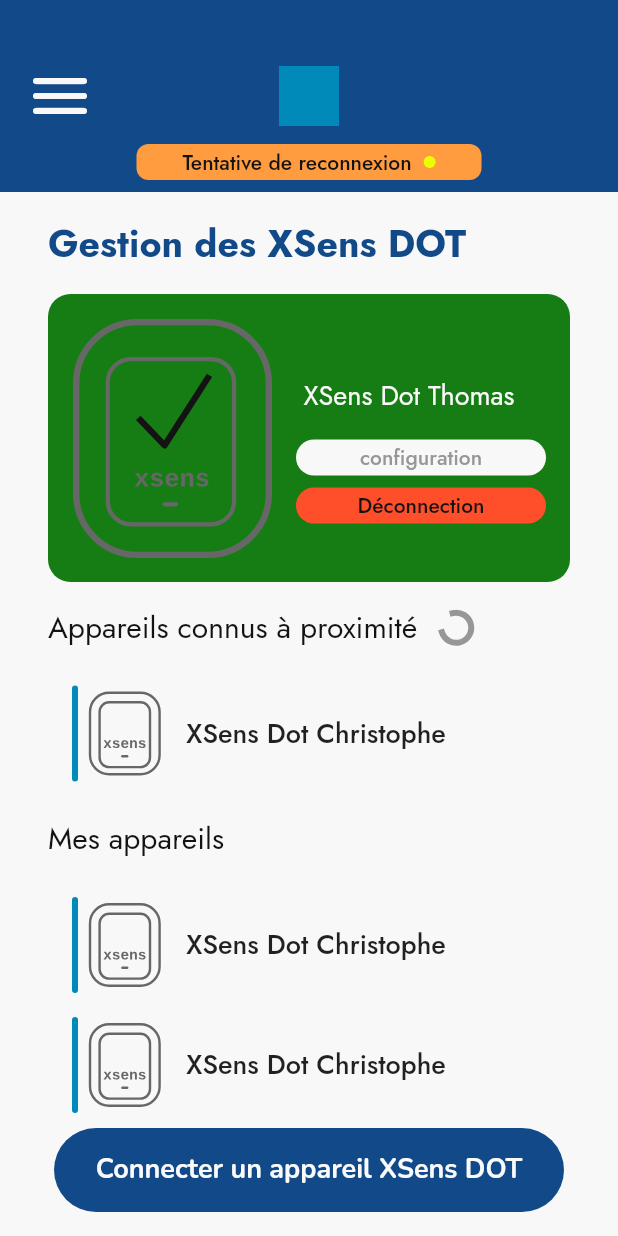
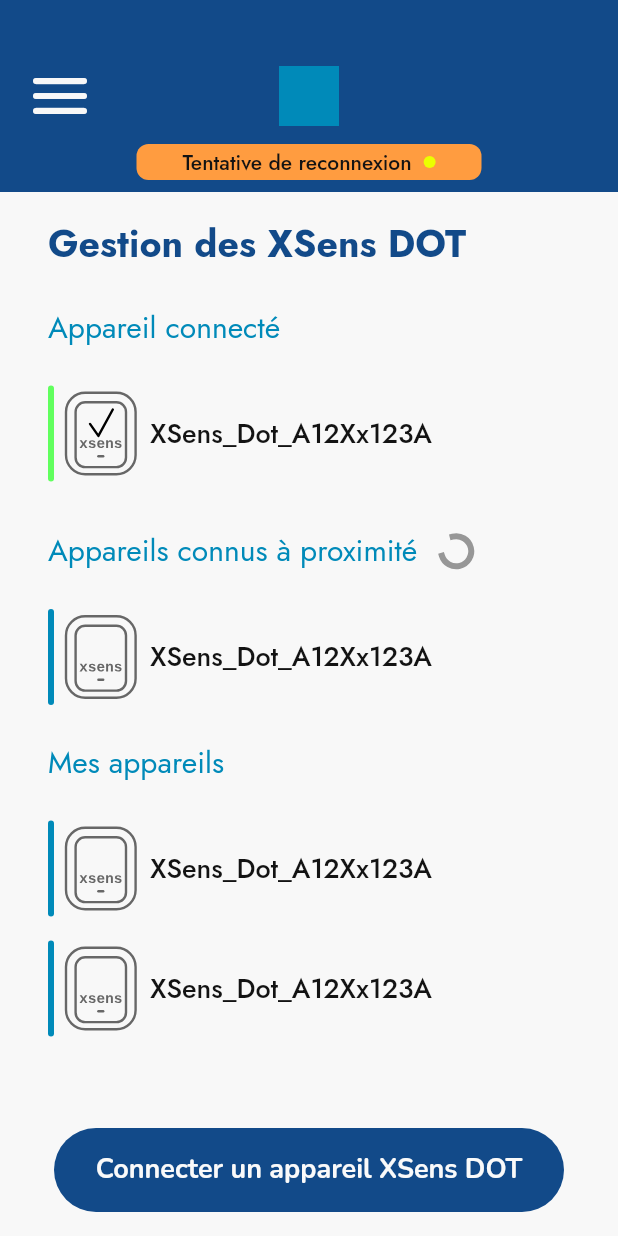
Before and after one commit to s2mLab/figure_skating_jumps, a Flutter app: the ConnectionDotView screen opened directly, on a phone screen of 412 x 824 dp. Run offline on Flutter 3.47's test engine with Material 2 defaults, Android fonts, the phone set to English and light mode, and no system bars; our stand-ins replace firebase_core, flutter_svg, fluttertoast; accounts and stored records are empty; generated files the repository leaves out were written again.

Commit message:
refactor of element connected state + begin configure dialog

```diff
--- a/lib/constants/colors.dart
+++ b/lib/constants/colors.dart
@@ -19,7 +19,6 @@ const paleText = Color(0xFFFAFAFA); // White text
 const discreetText = Color(0xFF979797); // Guidance/tooltip/disabled text
 const darkText = Color(0xFF131313); // Black text
 
-const dotConnection = Color(0xFF167D14); // Dot good connection
 const confirm = Color(0xFF167D14);
 
 const connectedXSensDotButtonForeground = Color(0xFF00BEFF);
--- a/lib/constants/lang_fr.dart
+++ b/lib/constants/lang_fr.dart
@@ -11,6 +11,7 @@ const String connectionStateMessageDisconnected = "XSens DOT déconnecté";
 // widgets/layout/dot_connected
 const String myDevices = "Mes appareils";
 const String knownDevicesNear = "Appareils connus à proximité";
+const String connectedDevice = "Appareil connecté";
 
 // widgets/layout/no_dot_connected
 const String noConnectionMessage =
--- a/lib/interfaces/bluetooth_discovery_subscriber.dart
+++ b/lib/interfaces/i_bluetooth_discovery_subscriber.dart
@@ -1,5 +1,5 @@
 import '../models/bluetooth_device.dart';
 
-abstract class BluetoothDiscoverySubscriber {
+abstract class IBluetoothDiscoverySubscriber {
   void onBluetoothDeviceListChange(List<BluetoothDevice> devices);
 }
--- a/lib/interfaces/x_sens_state_subscriber.dart
+++ b/lib/interfaces/i_x_sens_state_subscriber.dart
@@ -1,5 +1,5 @@
 import '../enums/x_sens_connection_state.dart';
 
-abstract class XSensStateSubscriber {
+abstract class IXSensStateSubscriber {
   void onStateChange(XSensConnectionState state);
 }
--- a/lib/services/bluetooth_discovery.dart
+++ b/lib/services/bluetooth_discovery.dart
@@ -1,4 +1,4 @@
-import 'package:figure_skating_jumps/interfaces/bluetooth_discovery_subscriber.dart';
+import 'package:figure_skating_jumps/interfaces/i_bluetooth_discovery_subscriber.dart';
 import 'package:figure_skating_jumps/models/bluetooth_device.dart';
 
 class BluetoothDiscovery {
@@ -6,7 +6,7 @@ class BluetoothDiscovery {
       BluetoothDevice('XSens_Dot_A12Xx123A', '00-B0-D0-63-C2-26', 0.3);
   static final BluetoothDiscovery _bluetoothDiscovery =
       BluetoothDiscovery._internal();
-  final List<BluetoothDiscoverySubscriber> _subscribers = [];
+  final List<IBluetoothDiscoverySubscriber> _subscribers = [];
   List<BluetoothDevice> _devices = [_sampleDevice];
 
   // Dart's factory constructor allows us to get the same instance everytime this class is constructed
@@ -18,7 +18,7 @@ class BluetoothDiscovery {
   BluetoothDiscovery._internal();
 
   List<BluetoothDevice> subscribeBluetoothDiscovery(
-      BluetoothDiscoverySubscriber subscriber) {
+      IBluetoothDiscoverySubscriber subscriber) {
     _subscribers.add(subscriber);
     return getDevices();
   }
@@ -50,7 +50,7 @@ class BluetoothDiscovery {
   }
 
   void _notifySubscribers(List<BluetoothDevice> devices) {
-    for (BluetoothDiscoverySubscriber s in _subscribers) {
+    for (IBluetoothDiscoverySubscriber s in _subscribers) {
       s.onBluetoothDeviceListChange(devices);
     }
   }
--- a/lib/services/x_sens_dot_connection.dart
+++ b/lib/services/x_sens_dot_connection.dart
@@ -1,10 +1,10 @@
 import '../enums/x_sens_connection_state.dart';
-import '../interfaces/x_sens_state_subscriber.dart';
+import '../interfaces/i_x_sens_state_subscriber.dart';
 
 class XSensDotConnection {
   static final XSensDotConnection _xSensDotConnection =
       XSensDotConnection._internal(XSensConnectionState.reconnecting);
-  final List<XSensStateSubscriber> _connectionStateSubscribers = [];
+  final List<IXSensStateSubscriber> _connectionStateSubscribers = [];
   XSensConnectionState _connectionState;
 
   // Dart's factory constructor allows us to get the same instance everytime this class is constructed
@@ -16,7 +16,7 @@ class XSensDotConnection {
   XSensDotConnection._internal(this._connectionState);
 
   XSensConnectionState subscribeConnectionState(
-      XSensStateSubscriber subscriber) {
+      IXSensStateSubscriber subscriber) {
     _connectionStateSubscribers.add(subscriber);
     return getState();
   }
@@ -29,7 +29,7 @@ class XSensDotConnection {
   // TODO: Privatize
   void changeState(XSensConnectionState state) {
     _connectionState = state;
-    for (XSensStateSubscriber s in _connectionStateSubscribers) {
+    for (IXSensStateSubscriber s in _connectionStateSubscribers) {
       s.onStateChange(state);
     }
   }
--- a/lib/widgets/buttons/x_sens_dot_connection_button.dart
+++ b/lib/widgets/buttons/x_sens_dot_connection_button.dart
@@ -5,7 +5,7 @@ import 'package:flutter/material.dart';
 
 import '../../constants/lang_fr.dart';
 import '../../enums/x_sens_connection_state.dart';
-import '../../interfaces/x_sens_state_subscriber.dart';
+import '../../interfaces/i_x_sens_state_subscriber.dart';
 
 class XSensDotConnectionButton extends StatefulWidget {
   const XSensDotConnectionButton({Key? key}) : super(key: key);
@@ -15,7 +15,7 @@ class XSensDotConnectionButton extends StatefulWidget {
 }
 
 class _XSensDotConnectionButtonState extends State<XSensDotConnectionButton>
-    implements XSensStateSubscriber {
+    implements IXSensStateSubscriber {
   XSensDotConnection connection = XSensDotConnection();
   late XSensConnectionState connectionState;
   final List<String> _connectionStateMessages = [
--- a/lib/widgets/buttons/x_sens_dot_list_element.dart
+++ b/lib/widgets/buttons/x_sens_dot_list_element.dart
@@ -6,9 +6,10 @@ class XSensDotListElement extends StatelessWidget {
   final String text;
   final Widget graphic;
   final VoidCallback? onPressed;
+  final Color? lineColor;
 
   const XSensDotListElement(
-      {required this.text, required this.graphic, this.onPressed, super.key});
+      {required this.text, required this.graphic, this.onPressed, this.lineColor, super.key});
 
   @override
   Widget build(BuildContext context) {
@@ -16,18 +17,22 @@ class XSensDotListElement extends StatelessWidget {
       onPressed: onPressed,
       elevation: 0,
       color: primaryBackground,
-      child: Row(children: [
+      padding: EdgeInsets.zero,
+      child: Row(mainAxisAlignment: MainAxisAlignment.start, children: [
         Container(
           height: 64,
           width: 4,
           decoration: BoxDecoration(
-              borderRadius: BorderRadius.circular(10), color: primaryColorLight),
+              borderRadius: BorderRadius.circular(10),
+              color: lineColor ?? primaryColorLight),
         ),
         graphic,
-        const Padding(
-          padding: EdgeInsets.only(left: 8.0),
-          child: Text('XSens Dot Christophe',
-              style: TextStyle(fontSize: 18)),
+        Expanded(
+          child: Text(text,
+              style: const TextStyle(
+                  fontSize: 18,
+                  color: darkText,
+                  overflow: TextOverflow.ellipsis)),
         )
       ]),
     );
--- a/lib/widgets/dialogs/connection_new_xsens_dot_dialog.dart
+++ b/lib/widgets/dialogs/connection_new_xsens_dot_dialog.dart
@@ -1,7 +1,7 @@
 import 'package:figure_skating_jumps/enums/ice_button_importance.dart';
 import 'package:figure_skating_jumps/enums/ice_button_size.dart';
 import 'package:figure_skating_jumps/enums/x_sens_connection_state.dart';
-import 'package:figure_skating_jumps/interfaces/bluetooth_discovery_subscriber.dart';
+import 'package:figure_skating_jumps/interfaces/i_bluetooth_discovery_subscriber.dart';
 import 'package:figure_skating_jumps/models/bluetooth_device.dart';
 import 'package:figure_skating_jumps/services/bluetooth_discovery.dart';
 import 'package:figure_skating_jumps/widgets/buttons/ice_button.dart';
@@ -21,7 +21,7 @@ class ConnectionNewXSensDotDialog extends StatefulWidget {
 }
 
 class _ConnectionNewXSensDotState extends State<ConnectionNewXSensDotDialog>
-    implements BluetoothDiscoverySubscriber {
+    implements IBluetoothDiscoverySubscriber {
   int _connectionStep = 0;
   List<BluetoothDevice> devices = [];
   BluetoothDiscovery discoveryService = BluetoothDiscovery();
--- a/lib/widgets/layout/dot_connected.dart
+++ b/lib/widgets/layout/dot_connected.dart
@@ -5,6 +5,7 @@ import 'package:flutter/material.dart';
 
 import '../../enums/x_sens_connection_state.dart';
 import '../buttons/x_sens_dot_list_element.dart';
+import '../dialogs/configure_x_sens_dot_dialog.dart';
 import '../icons/x_sens_state_icon.dart';
 
 class DotConnected extends StatefulWidget {
@@ -17,71 +18,38 @@ class DotConnected extends StatefulWidget {
 class _DotConnectedState extends State<DotConnected> {
   @override
   Widget build(BuildContext context) {
-    return Container(
-        margin: const EdgeInsets.symmetric(horizontal: 32.0),
-        child: Center(
+    return Center(
+      child: Padding(
+        padding: const EdgeInsets.symmetric(horizontal: 32.0),
         child: Column(
           crossAxisAlignment: CrossAxisAlignment.start,
           children: [
             Container(
-                padding: const EdgeInsets.all(16.0),
-                decoration: BoxDecoration(
-                    borderRadius: BorderRadius.circular(15),
-                    color: dotConnection),
-                child: Row(
-                  children: [
-                    const XSensStateIcon(false, XSensConnectionState.connected),
-                    Expanded(
-                        child: Column(
-                      crossAxisAlignment: CrossAxisAlignment.center,
-                      children: [
-                        Container(
-                            margin: const EdgeInsets.all(16),
+              margin: const EdgeInsets.symmetric(vertical: 8),
               child: const Text(
-                              'XSens Dot Thomas',
-                              textAlign: TextAlign.left,
-                              style: TextStyle(color: paleText, fontSize: 18),
-                            )),
-                        Container(
-                          height: 24,
-                          width: 200,
-                          margin: const EdgeInsets.only(left: 16),
-                          decoration: BoxDecoration(
-                              borderRadius: BorderRadius.circular(30),
-                              color: primaryBackground),
-                          child: TextButton(
-                            onPressed: () {},
-                            style: TextButton.styleFrom(
-                              padding: EdgeInsets.zero,
-                            ),
-                            child: const Text(
-                              'configuration',
-                              style: TextStyle(color: discreetText),
-                            ),
+                connectedDevice,
+                style: TextStyle(color: primaryColorLight, fontSize: 20),
               ),
             ),
             Container(
-                          margin: const EdgeInsets.only(left: 16, top: 8),
-                          height: 24,
-                          width: 200,
-                          decoration: BoxDecoration(
-                              borderRadius: BorderRadius.circular(30),
-                              color: errorColor),
-                          child: TextButton(
-                            onPressed: () {},
-                            style: TextButton.styleFrom(
-                              padding: EdgeInsets.zero,
+              margin: const EdgeInsets.symmetric(vertical: 8),
+              child: Container(
+                  margin: const EdgeInsets.symmetric(vertical: 8),
+                  child: XSensDotListElement(
+                    lineColor: connectedXSensDotButtonIndicator,
+                    text: BluetoothDiscovery()
+                        .getDevices()[0]
+                        .name, // TODO: Change for autogenerated list when DB available
+                    graphic: const XSensStateIcon(
+                        true, XSensConnectionState.connected),
+                    onPressed: () => showDialog(
+                      context: context,
+                      builder: (BuildContext context) {
+                        return ConfigureXSensDotDialog(
+                            name: BluetoothDiscovery().getDevices()[0].name);
+                      },
                     ),
-                            child: const Text(
-                              'Déconnection',
-                              style: TextStyle(color: darkText),
-                            ),
-                          ),
-                        ),
-                      ],
-                    ))
-                  ],
-                ),
+                  )),
             ),
             Container(
               margin: const EdgeInsets.symmetric(vertical: 16),
@@ -89,7 +57,7 @@ class _DotConnectedState extends State<DotConnected> {
                 children: const [
                   Text(
                     knownDevicesNear,
-                      style: TextStyle(color: darkText, fontSize: 20),
+                    style: TextStyle(color: primaryColorLight, fontSize: 20),
                   ),
                   Padding(
                     padding: EdgeInsets.only(left: 16.0),
@@ -119,7 +87,7 @@ class _DotConnectedState extends State<DotConnected> {
               margin: const EdgeInsets.symmetric(vertical: 16),
               child: const Text(
                 myDevices,
-                  style: TextStyle(color: darkText, fontSize: 20),
+                style: TextStyle(color: primaryColorLight, fontSize: 20),
               ),
             ),
             Container(
@@ -144,6 +112,7 @@ class _DotConnectedState extends State<DotConnected> {
                 )),
           ],
         ),
-        ));
+      ),
+    );
   }
 }
--- a/lib/widgets/screens/connection_dot_view.dart
+++ b/lib/widgets/screens/connection_dot_view.dart
@@ -42,6 +42,7 @@ class _ConnectionDotViewState extends State<ConnectionDotView> {
               text: connectNewXSensDot,
               onPressed: () {
                 showDialog(
+                  barrierDismissible: false,
                   context: context,
                   builder: (BuildContext context) {
                     return const ConnectionNewXSensDotDialog();
```
Also changed, not shown: lib/widgets/dialogs/configure_x_sens_dot_dialog.dart (added, +45 -0 lines). Lines whose indentation alone changed are shown as unchanged.
